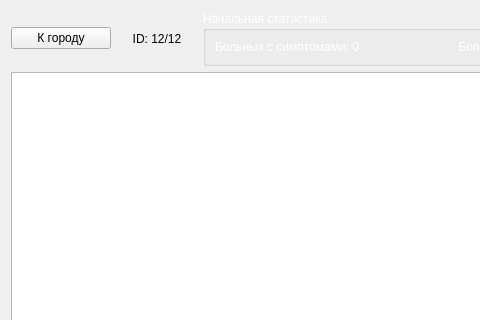
This is simulationStage/districtvisualizer.ui in DergunNik/PlagueSim as Qt 5 draws it before an edit; both pictures show x 0 to 480 and y 0 to 320 of the 873 by 610 pixel window. The edited form follows.
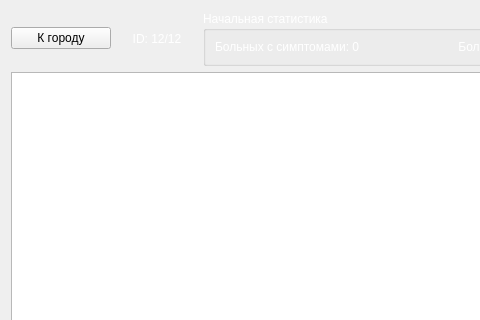
This is the edited form.

Diff of the .ui file:
```diff
--- a/simulationStage/districtvisualizer.ui
+++ b/simulationStage/districtvisualizer.ui
@@ -168,6 +168,97 @@
        <height>16777215</height>
       </size>
      </property>
+     <property name="palette">
+      <palette>
+       <active>
+        <colorrole role="WindowText">
+         <brush brushstyle="SolidPattern">
+          <color alpha="255">
+           <red>255</red>
+           <green>255</green>
+           <blue>255</blue>
+          </color>
+         </brush>
+        </colorrole>
+        <colorrole role="Text">
+         <brush brushstyle="SolidPattern">
+          <color alpha="255">
+           <red>255</red>
+           <green>255</green>
+           <blue>255</blue>
+          </color>
+         </brush>
+        </colorrole>
+        <colorrole role="ButtonText">
+         <brush brushstyle="SolidPattern">
+          <color alpha="255">
+           <red>255</red>
+           <green>255</green>
+           <blue>255</blue>
+          </color>
+         </brush>
+        </colorrole>
+        <colorrole role="ToolTipText">
+         <brush brushstyle="SolidPattern">
+          <color alpha="255">
+           <red>255</red>
+           <green>255</green>
+           <blue>255</blue>
+          </color>
+         </brush>
+        </colorrole>
+       </active>
+       <inactive>
+        <colorrole role="WindowText">
+         <brush brushstyle="SolidPattern">
+          <color alpha="255">
+           <red>255</red>
+           <green>255</green>
+           <blue>255</blue>
+          </color>
+         </brush>
+        </colorrole>
+        <colorrole role="Text">
+         <brush brushstyle="SolidPattern">
+          <color alpha="255">
+           <red>255</red>
+           <green>255</green>
+           <blue>255</blue>
+          </color>
+         </brush>
+        </colorrole>
+        <colorrole role="ButtonText">
+         <brush brushstyle="SolidPattern">
+          <color alpha="255">
+           <red>255</red>
+           <green>255</green>
+           <blue>255</blue>
+          </color>
+         </brush>
+        </colorrole>
+        <colorrole role="ToolTipText">
+         <brush brushstyle="SolidPattern">
+          <color alpha="255">
+           <red>255</red>
+           <green>255</green>
+           <blue>255</blue>
+          </color>
+         </brush>
+        </colorrole>
+       </inactive>
+       <disabled>
+        <colorrole role="ToolTipText">
+         <brush brushstyle="SolidPattern">
+          <color alpha="255">
+           <red>255</red>
+           <green>255</green>
+           <blue>255</blue>
+          </color>
+         </brush>
+        </colorrole>
+       </disabled>
+      </palette>
+     </property>
      <property name="text">
       <string>ID: 12/12</string>
      </property>
```
